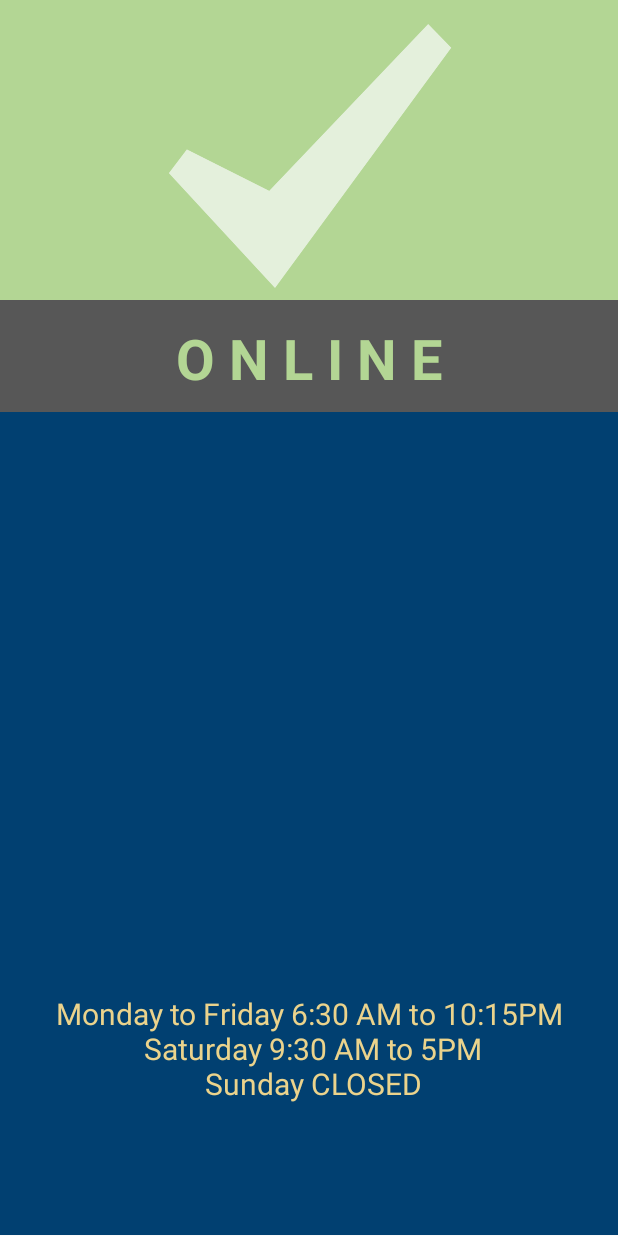
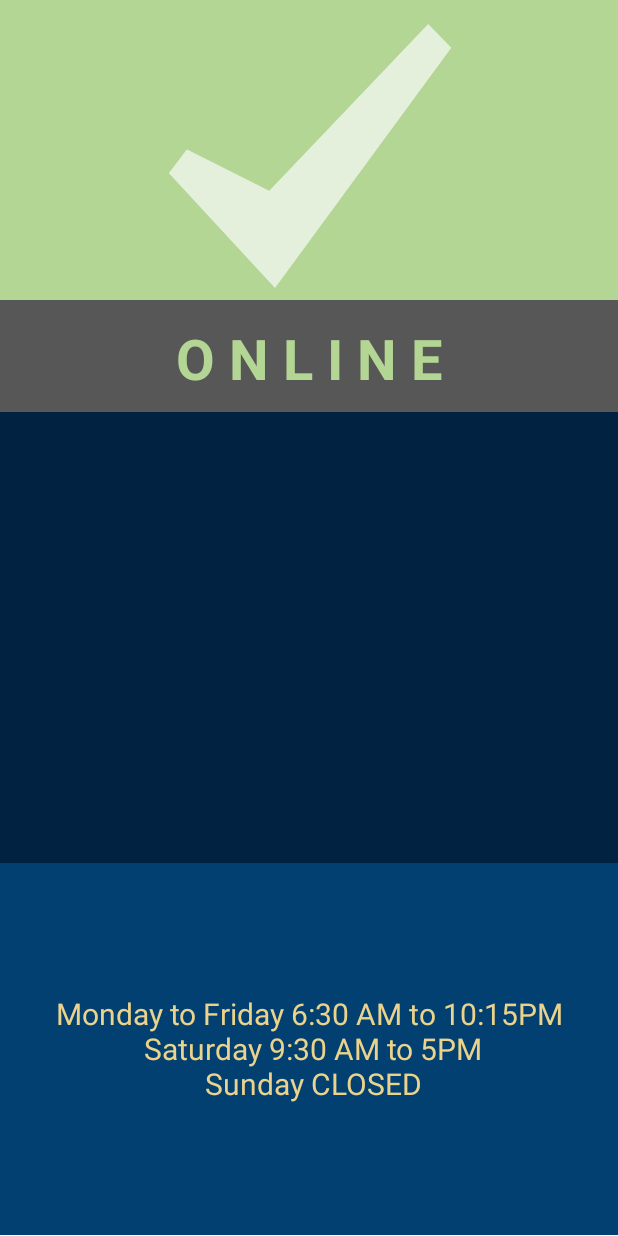
Before and after one commit to WVU-Mobile/WVU-Mobile-Android, an Android app: the layout prt_layout.xml on its own in the app's theme, with its tools: preview values and no code run, on a phone screen of 412 x 824 dp. Run offline under Robolectric (Android 15) with nearby library versions, the light colour scheme and no system bars.

Commit message:
PRT working

```diff
--- a/app/src/main/res/layout/prt_layout.xml
+++ b/app/src/main/res/layout/prt_layout.xml
@@ -42,7 +42,7 @@
         </TableRow>
 
         <TableRow
-            android:background="@color/DarkBlueColor"
+            android:background="@color/DarkestBlueColor"
             android:layout_width="0px"
             android:layout_height="0px"
 
```
